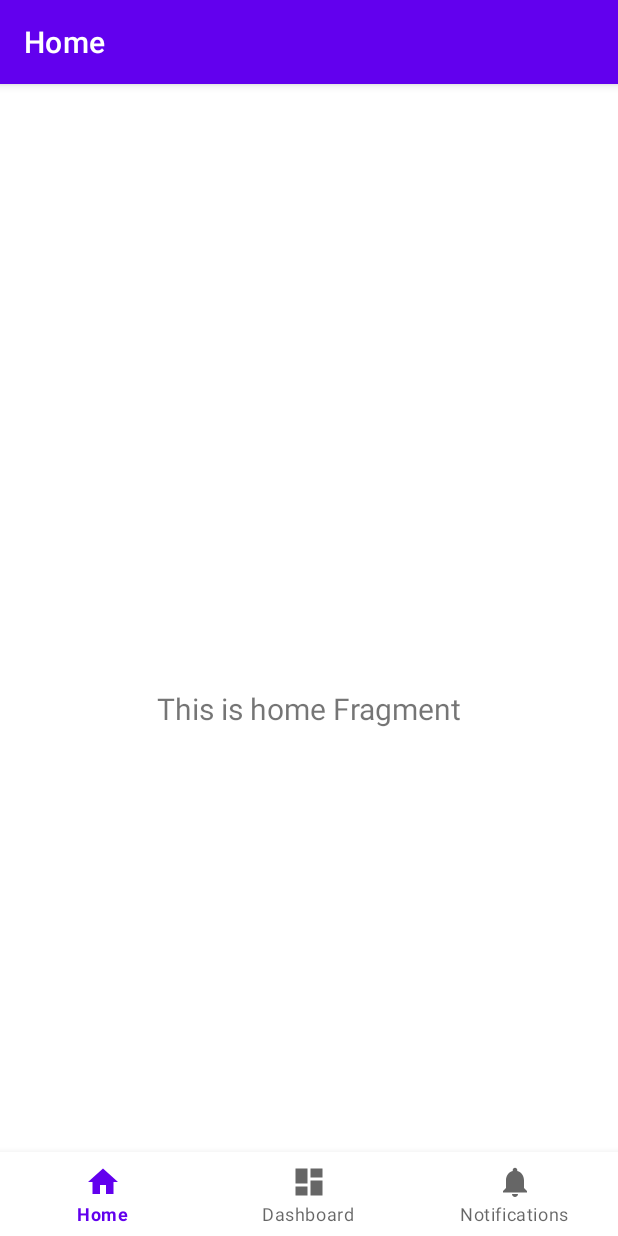
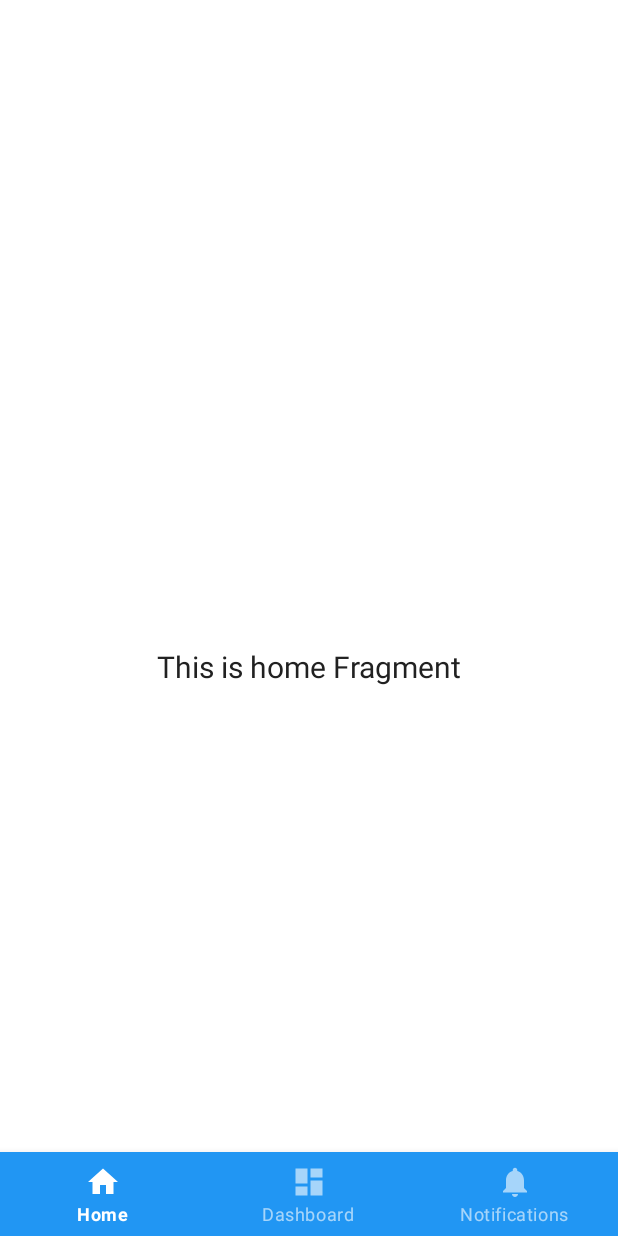
Before and after one commit to santosh430/InstaPaw, an Android app: the screen it shows after launch (MainActivity), on a phone screen of 412 x 824 dp. Run offline under Robolectric (Android 15) with nearby library versions, the phone set to English and light mode, and no system bars; our stand-ins replace navigation-ui.

Commit message:
UI Update: Updated Theme of the project

```diff
--- a/app/src/main/java/com/santoshbhatt/instapaw/MainActivity.kt
+++ b/app/src/main/java/com/santoshbhatt/instapaw/MainActivity.kt
@@ -18,7 +18,7 @@ class MainActivity : AppCompatActivity() {
 
         binding = ActivityMainBinding.inflate(layoutInflater)
         setContentView(binding.root)
-
+        supportActionBar?.hide()
         val navView: BottomNavigationView = binding.navView
 
         val navController = findNavController(R.id.nav_host_fragment_activity_main)
--- a/app/src/main/res/layout/activity_main.xml
+++ b/app/src/main/res/layout/activity_main.xml
@@ -12,7 +12,6 @@
         android:layout_height="wrap_content"
         android:layout_marginStart="0dp"
         android:layout_marginEnd="0dp"
-        android:background="?android:attr/windowBackground"
         app:layout_constraintBottom_toBottomOf="parent"
         app:layout_constraintLeft_toLeftOf="parent"
         app:layout_constraintRight_toRightOf="parent"
--- a/app/src/main/res/values/colors.xml
+++ b/app/src/main/res/values/colors.xml
@@ -7,4 +7,9 @@
     <color name="teal_700">#FF018786</color>
     <color name="black">#FF000000</color>
     <color name="white">#FFFFFFFF</color>
+
+    <!--    My Colors-->
+    <color name="lightPrimaryColor">#BBDEFB</color>
+    <color name="yellow">#FFDE03</color>
+
 </resources>
--- a/app/src/main/res/values/themes.xml
+++ b/app/src/main/res/values/themes.xml
@@ -2,15 +2,53 @@
     <!-- Base application theme. -->
     <style name="Theme.InstaPaw" parent="Theme.MaterialComponents.DayNight.DarkActionBar">
         <!-- Primary brand color. -->
-        <item name="colorPrimary">@color/purple_500</item>
-        <item name="colorPrimaryVariant">@color/purple_700</item>
+        <item name="colorPrimary">#2196F3</item>
+        <item name="colorPrimaryVariant">#1976D2</item>
         <item name="colorOnPrimary">@color/white</item>
         <!-- Secondary brand color. -->
-        <item name="colorSecondary">@color/teal_200</item>
-        <item name="colorSecondaryVariant">@color/teal_700</item>
-        <item name="colorOnSecondary">@color/black</item>
+        <item name="colorSecondary">#03A9F4</item>
+        <item name="colorSecondaryVariant">#03A9F4</item>
+        <item name="colorOnSecondary">#757575</item>
         <!-- Status bar color. -->
         <item name="android:statusBarColor">?attr/colorPrimaryVariant</item>
         <!-- Customize your theme here. -->
+        <item name="android:textColor">#212121</item>
+        <item name="dividerColor">#BDBDBD</item>
+        <item name="colorSurface">?attr/colorPrimaryVariant</item>
+        <item name="bottomNavigationStyle">@style/customBottomNav</item>
+        <item name="navigationViewStyle">@style/customNavigationViewStyle</item>
+        <item name="actionBarTheme">@style/Theme.InstaPaw.ActionBar</item>
+        <item name="appBarLayoutStyle">@style/Widget.Design.AppBarLayout</item>
+        <item name="floatingActionButtonPrimaryStyle">@style/customFloatingAction</item>
     </style>
+
+    <style name="customNavigationViewStyle" parent="Widget.Material3.NavigationView">
+        <item name="android:background">@color/white</item>
+        <item name="itemIconTint">?attr/colorPrimary</item>
+        <item name="itemActiveIndicatorStyle">@color/lightPrimaryColor</item>
+<!--        <item name="itemShapeFillColor">@color/lightPrimaryColor</item>-->
+    </style>
+
+
+    <style name="customFloatingAction" parent="Widget.Design.FloatingActionButton">
+        <item name="iconTint">?attr/colorPrimary</item>
+    </style>
+
+    <style name="textInputStyle" parent="Widget.Design.TextInputLayout">
+
+    </style>
+
+    <style name="Theme.InstaPaw.NoActionBar" parent="Theme.InstaPaw">
+        <item name="actionBarTheme">@style/Theme.AppCompat.Light.NoActionBar</item>
+        <item name="android:windowActionBar">false</item>
+    </style>
+
+    <style name="Theme.InstaPaw.ActionBar" parent="ThemeOverlay.MaterialComponents.ActionBar">
+        <item name="windowActionBar">true</item>
+    </style>
+
+    <style name="customBottomNav" parent="Widget.MaterialComponents.BottomNavigationView.Colored">
+        <item name="background">?android:attr/windowBackground</item>
+    </style>
+
 </resources>
```
